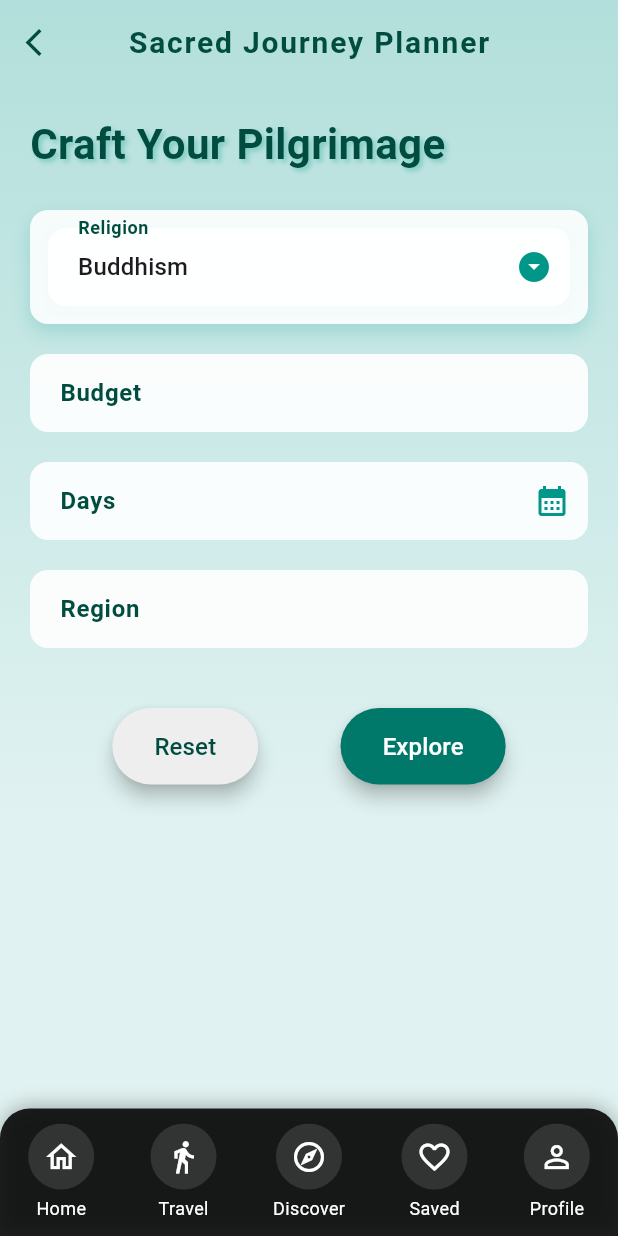
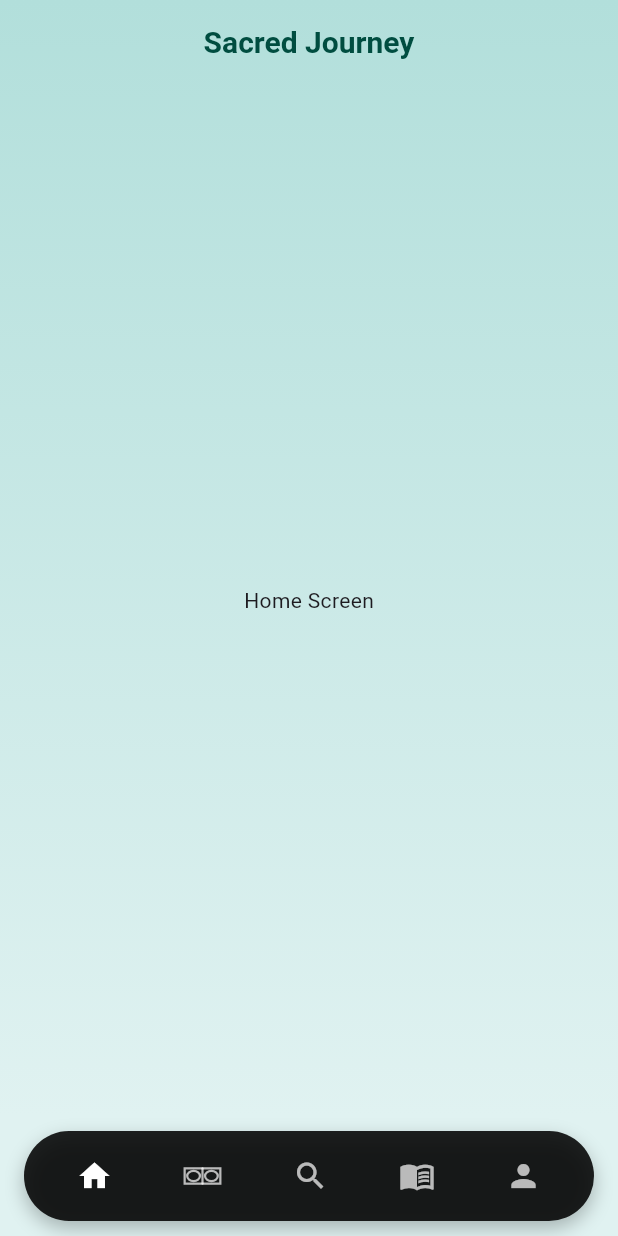
Before and after one commit to DaphneKodithuwakku/sriroute-frontend, a Flutter app: the screen it shows after launch, on a phone screen of 412 x 824 dp. Run offline on Flutter 3.47's test engine with Material 3 defaults, Android fonts, the phone set to English and light mode, and no system bars.

Commit message:
Made changes in the navigation bar

```diff
--- a/sri_route/lib/main.dart
+++ b/sri_route/lib/main.dart
@@ -1,18 +1,19 @@
 import 'package:flutter/material.dart';
 
 void main() {
-  runApp(const SriRouteApp());
+  runApp(const MyApp());
 }
 
-class SriRouteApp extends StatelessWidget {
-  const SriRouteApp({super.key});
+class MyApp extends StatelessWidget {
+  const MyApp({super.key});
 
   @override
   Widget build(BuildContext context) {
     return MaterialApp(
       debugShowCheckedModeBanner: false,
+      title: 'Sacred Journey',
       theme: ThemeData(
-        primaryColor: Colors.teal,
+        primarySwatch: Colors.teal,
         scaffoldBackgroundColor: Colors.teal[50],
         appBarTheme: AppBarTheme(
           backgroundColor: Colors.transparent,
@@ -39,7 +40,6 @@ class SriRouteApp extends StatelessWidget {
             horizontal: 16,
             vertical: 14,
           ),
-          hintStyle: TextStyle(color: Colors.teal[300]),
         ),
         elevatedButtonTheme: ElevatedButtonThemeData(
           style: ElevatedButton.styleFrom(
@@ -51,9 +51,212 @@ class SriRouteApp extends StatelessWidget {
           ),
         ),
       ),
-      home: const PilgrimagePlannerScreen(),
+      home: const MyHomePage(),
     );
   }
+}
+
+class MyHomePage extends StatefulWidget {
+  const MyHomePage({super.key});
+
+  @override
+  State<MyHomePage> createState() => _MyHomePageState();
+}
+
+class _MyHomePageState extends State<MyHomePage> {
+  int _selectedIndex = 0;
+
+  final List<Widget> _widgetOptions = <Widget>[
+    const Text('Home Screen'), // You can replace with your Home screen widget
+    const Text('VR Tour Screen'), // You can replace with your VR Tour widget
+    const PilgrimagePlannerScreen(),
+    const Text('User Manual Screen'), // You can replace with your Manual widget
+    const Text('Profile Screen'), // You can replace with your Profile widget
+  ];
+
+  void _onItemTapped(int index) {
+    setState(() {
+      _selectedIndex = index;
+    });
+  }
+
+  @override
+  Widget build(BuildContext context) {
+    return Scaffold(
+      extendBodyBehindAppBar: true,
+      appBar: AppBar(
+        title: Text(
+          'Sacred Journey',
+          style: TextStyle(
+            fontSize: 20,
+            fontWeight: FontWeight.w600,
+            color: Colors.teal[900],
+          ),
+        ),
+        centerTitle: true,
+      ),
+      body: Container(
+        decoration: BoxDecoration(
+          gradient: LinearGradient(
+            begin: Alignment.topCenter,
+            end: Alignment.bottomCenter,
+            colors: [Colors.teal[100]!, Colors.teal[50]!],
+          ),
+        ),
+        child: SafeArea(
+          child: Center(child: _widgetOptions.elementAt(_selectedIndex)),
+        ),
+      ),
+      bottomNavigationBar: Padding(
+        padding: const EdgeInsets.symmetric(horizontal: 16.0, vertical: 10.0),
+        child: Container(
+          height: 60,
+          decoration: BoxDecoration(
+            color: Colors.black87,
+            borderRadius: BorderRadius.circular(30),
+            boxShadow: const [
+              BoxShadow(
+                color: Colors.black26,
+                blurRadius: 10,
+                offset: Offset(0, 5),
+              ),
+            ],
+          ),
+          child: Row(
+            mainAxisAlignment: MainAxisAlignment.spaceEvenly,
+            children: [
+              IconButton(
+                icon: Icon(
+                  Icons.home,
+                  color:
+                      _selectedIndex == 0
+                          ? Colors.white
+                          : Colors.white.withOpacity(0.7),
+                  size: 24,
+                ),
+                onPressed: () => _onItemTapped(0),
+              ),
+              IconButton(
+                icon: SimpleVRGlassesIcon(
+                  color:
+                      _selectedIndex == 1
+                          ? Colors.white
+                          : Colors.white.withOpacity(0.7),
+                  size: 34,
+                ),
+                onPressed: () => _onItemTapped(1),
+              ),
+              IconButton(
+                icon: Icon(
+                  Icons.search,
+                  color:
+                      _selectedIndex == 2
+                          ? Colors.white
+                          : Colors.white.withOpacity(0.7),
+                  size: 24,
+                ),
+                onPressed: () => _onItemTapped(2),
+              ),
+              IconButton(
+                icon: Icon(
+                  Icons.menu_book,
+                  color:
+                      _selectedIndex == 3
+                          ? Colors.white
+                          : Colors.white.withOpacity(0.7),
+                  size: 24,
+                ),
+                onPressed: () => _onItemTapped(3),
+              ),
+              IconButton(
+                icon: Icon(
+                  Icons.person,
+                  color:
+                      _selectedIndex == 4
+                          ? Colors.white
+                          : Colors.white.withOpacity(0.7),
+                  size: 24,
+                ),
+                onPressed: () => _onItemTapped(4),
+              ),
+            ],
+          ),
+        ),
+      ),
+    );
+  }
+}
+
+// Simple VR Glasses Icon
+class SimpleVRGlassesIcon extends StatelessWidget {
+  final Color color;
+  final double size;
+
+  const SimpleVRGlassesIcon({required this.color, this.size = 24});
+
+  @override
+  Widget build(BuildContext context) {
+    return Container(
+      width: size,
+      height: size,
+      child: CustomPaint(painter: _SimpleVRGlassesPainter(color: color)),
+    );
+  }
+}
+
+class _SimpleVRGlassesPainter extends CustomPainter {
+  final Color color;
+
+  _SimpleVRGlassesPainter({required this.color});
+
+  @override
+  void paint(Canvas canvas, Size size) {
+    final Paint paint =
+        Paint()
+          ..color = color
+          ..style = PaintingStyle.stroke
+          ..strokeWidth = 1.5
+          ..strokeCap = StrokeCap.round;
+
+    canvas.drawRect(
+      Rect.fromLTRB(
+        size.width * 0.15,
+        size.height * 0.35,
+        size.width * 0.85,
+        size.height * 0.65,
+      ),
+      paint,
+    );
+
+    canvas.drawLine(
+      Offset(size.width * 0.5, size.height * 0.35),
+      Offset(size.width * 0.5, size.height * 0.65),
+      paint,
+    );
+
+    canvas.drawOval(
+      Rect.fromLTRB(
+        size.width * 0.2,
+        size.height * 0.4,
+        size.width * 0.45,
+        size.height * 0.6,
+      ),
+      paint,
+    );
+
+    canvas.drawOval(
+      Rect.fromLTRB(
+        size.width * 0.55,
+        size.height * 0.4,
+        size.width * 0.8,
+        size.height * 0.6,
+      ),
+      paint,
+    );
+  }
+
+  @override
+  bool shouldRepaint(covariant CustomPainter oldDelegate) => false;
 }
 
 class PilgrimagePlannerScreen extends StatefulWidget {
@@ -79,36 +282,7 @@ class _PilgrimagePlannerScreenState extends State<PilgrimagePlannerScreen> {
 
   @override
   Widget build(BuildContext context) {
-    return Scaffold(
-      extendBodyBehindAppBar: true,
-      appBar: AppBar(
-        title: Text(
-          'Sacred Journey Planner',
-          style: TextStyle(
-            fontSize: 20,
-            fontWeight: FontWeight.w600,
-            letterSpacing: 1.2,
-            color: Colors.teal[900],
-          ),
-        ),
-        leading: IconButton(
-          icon: const Icon(Icons.arrow_back_ios, size: 22),
-          onPressed: () {
-            // Add navigation logic here if needed
-          },
-        ),
-        centerTitle: true,
-      ),
-      body: Container(
-        decoration: BoxDecoration(
-          gradient: LinearGradient(
-            begin: Alignment.topCenter,
-            end: Alignment.bottomCenter,
-            colors: [Colors.teal[100]!, Colors.teal[50]!],
-          ),
-        ),
-        child: SafeArea(
-          child: Padding(
+    return Padding(
       padding: const EdgeInsets.all(20.0),
       child: SingleChildScrollView(
         child: Column(
@@ -120,13 +294,6 @@ class _PilgrimagePlannerScreenState extends State<PilgrimagePlannerScreen> {
                 fontSize: 28,
                 fontWeight: FontWeight.bold,
                 color: Colors.teal[900],
-                      shadows: [
-                        Shadow(
-                          color: Colors.teal[200]!,
-                          offset: const Offset(2, 2),
-                          blurRadius: 4,
-                        ),
-                      ],
               ),
             ),
             const SizedBox(height: 24),
@@ -207,10 +374,7 @@ class _PilgrimagePlannerScreenState extends State<PilgrimagePlannerScreen> {
                     backgroundColor: Colors.grey[200],
                     foregroundColor: Colors.teal[900],
                   ),
-                        child: const Text(
-                          'Reset',
-                          style: TextStyle(fontSize: 16),
-                        ),
+                  child: const Text('Reset', style: TextStyle(fontSize: 16)),
                 ),
                 ElevatedButton(
                   onPressed: () {
@@ -225,20 +389,13 @@ class _PilgrimagePlannerScreenState extends State<PilgrimagePlannerScreen> {
                     backgroundColor: Colors.teal[700],
                     foregroundColor: Colors.white,
                   ),
-                        child: const Text(
-                          'Explore',
-                          style: TextStyle(fontSize: 16),
-                        ),
+                  child: const Text('Explore', style: TextStyle(fontSize: 16)),
                 ),
               ],
             ),
           ],
         ),
       ),
-          ),
-        ),
-      ),
-      bottomNavigationBar: _buildCircularBottomNavBar(),
     );
   }
 
@@ -261,54 +418,6 @@ class _PilgrimagePlannerScreenState extends State<PilgrimagePlannerScreen> {
         suffixIcon: suffixIcon,
       ),
       keyboardType: keyboardType ?? TextInputType.text,
-    );
-  }
-
-  Widget _buildCircularBottomNavBar() {
-    return Container(
-      padding: const EdgeInsets.symmetric(vertical: 10),
-      decoration: BoxDecoration(
-        color: Colors.black87,
-        borderRadius: const BorderRadius.vertical(top: Radius.circular(20)),
-        boxShadow: const [
-          BoxShadow(
-            color: Colors.black26,
-            blurRadius: 10,
-            offset: Offset(0, -2),
-          ),
-        ],
-      ),
-      child: ClipRRect(
-        borderRadius: const BorderRadius.vertical(top: Radius.circular(20)),
-        child: Row(
-          mainAxisAlignment: MainAxisAlignment.spaceAround,
-          children: [
-            _buildNavItem(Icons.home_outlined, 'Home'),
-            _buildNavItem(Icons.directions_walk, 'Travel'),
-            _buildNavItem(Icons.explore_outlined, 'Discover'),
-            _buildNavItem(Icons.favorite_border, 'Saved'),
-            _buildNavItem(Icons.person_outline, 'Profile'),
-          ],
-        ),
-      ),
-    );
-  }
-
-  Widget _buildNavItem(IconData icon, String label) {
-    return Column(
-      mainAxisSize: MainAxisSize.min,
-      children: [
-        Container(
-          padding: const EdgeInsets.all(10),
-          decoration: const BoxDecoration(
-            shape: BoxShape.circle,
-            color: Colors.white12,
-          ),
-          child: Icon(icon, color: Colors.white, size: 24),
-        ),
-        const SizedBox(height: 4),
-        Text(label, style: const TextStyle(color: Colors.white, fontSize: 12)),
-      ],
     );
   }
 }
@@ -355,7 +464,6 @@ class ResultsScreen extends StatelessWidget {
                     fontWeight: FontWeight.bold,
                     color: Colors.teal[900],
                   ),
-                  textAlign: TextAlign.center,
                 ),
                 const SizedBox(height: 20),
                 Expanded(
@@ -380,55 +488,6 @@ class ResultsScreen extends StatelessWidget {
           ),
         ),
       ),
-      bottomNavigationBar: _buildCircularBottomNavBar(),
-    );
-  }
-
-  Widget _buildCircularBottomNavBar() {
-    return Container(
-      padding: const EdgeInsets.symmetric(vertical: 10),
-      decoration: BoxDecoration(
-        color: Colors.black87,
-        borderRadius: const BorderRadius.vertical(top: Radius.circular(20)),
-        boxShadow: const [
-          BoxShadow(
-            color: Colors.black26,
-            blurRadius: 10,
-            offset: Offset(0, -2),
-          ),
-        ],
-      ),
-      child: ClipRRect(
-        borderRadius: const BorderRadius.vertical(top: Radius.circular(20)),
-        child: Row(
-          mainAxisAlignment: MainAxisAlignment.spaceAround,
-          children: [
-            _buildNavItem(Icons.home_outlined, 'Home'),
-            _buildNavItem(Icons.directions_walk, 'Travel'),
-            _buildNavItem(Icons.explore_outlined, 'Discover'),
-            _buildNavItem(Icons.favorite_border, 'Saved'),
-            _buildNavItem(Icons.person_outline, 'Profile'),
-          ],
-        ),
-      ),
-    );
-  }
-
-  Widget _buildNavItem(IconData icon, String label) {
-    return Column(
-      mainAxisSize: MainAxisSize.min,
-      children: [
-        Container(
-          padding: const EdgeInsets.all(10),
-          decoration: const BoxDecoration(
-            shape: BoxShape.circle,
-            color: Colors.white12,
-          ),
-          child: Icon(icon, color: Colors.white, size: 24),
-        ),
-        const SizedBox(height: 4),
-        Text(label, style: const TextStyle(color: Colors.white, fontSize: 12)),
-      ],
     );
   }
 }
@@ -503,7 +562,6 @@ class PilgrimageCard extends StatelessWidget {
                         color: Colors.white,
                         fontSize: 18,
                         fontWeight: FontWeight.bold,
-                        letterSpacing: 0.5,
                       ),
                     ),
                     const SizedBox(height: 6),
```
Lines whose indentation alone changed are shown as unchanged.
